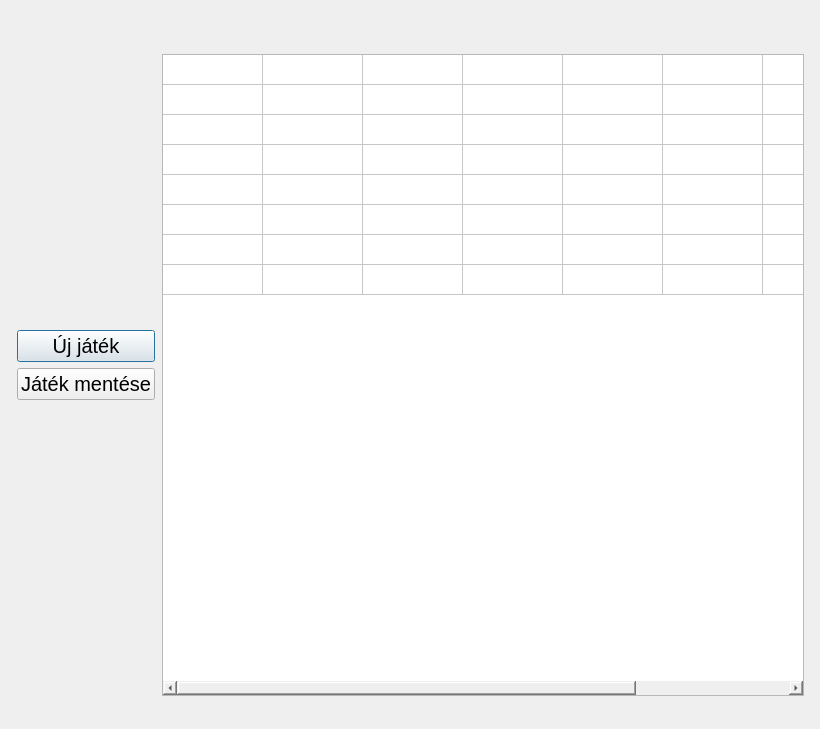
This is game.ui in kevinbencs/Sakk as Qt 5 draws it before an edit. The edited form follows.
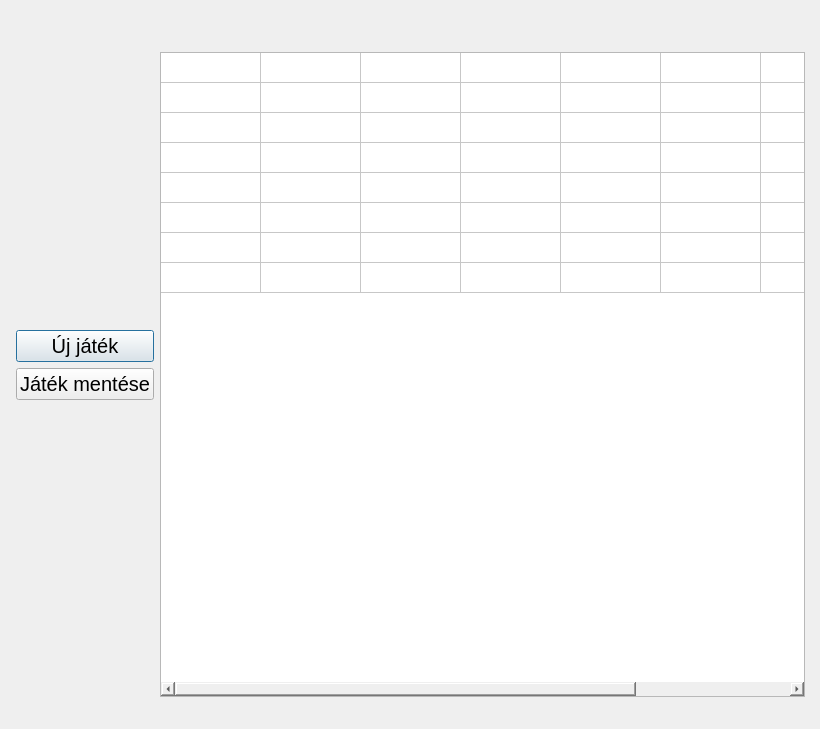
This is the edited form.

```diff
--- a/game.ui
+++ b/game.ui
@@ -128,8 +128,8 @@
          </property>
          <property name="minimumSize">
           <size>
-           <width>642</width>
-           <height>642</height>
+           <width>645</width>
+           <height>645</height>
           </size>
          </property>
          <property name="rowCount">
```
